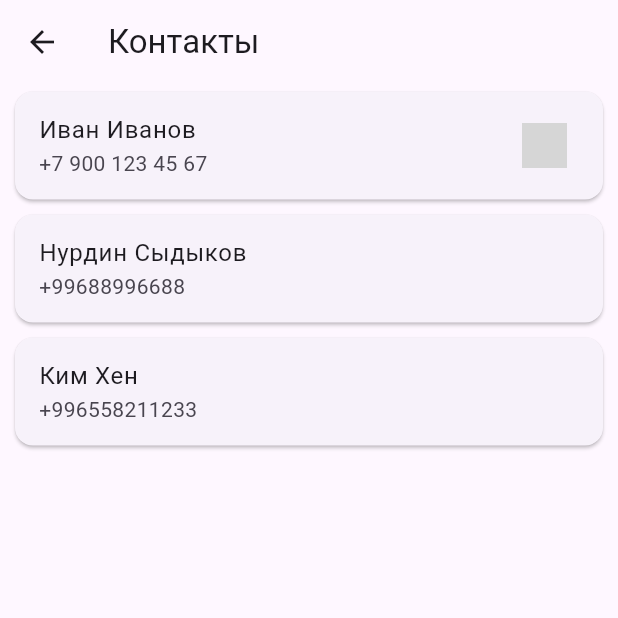
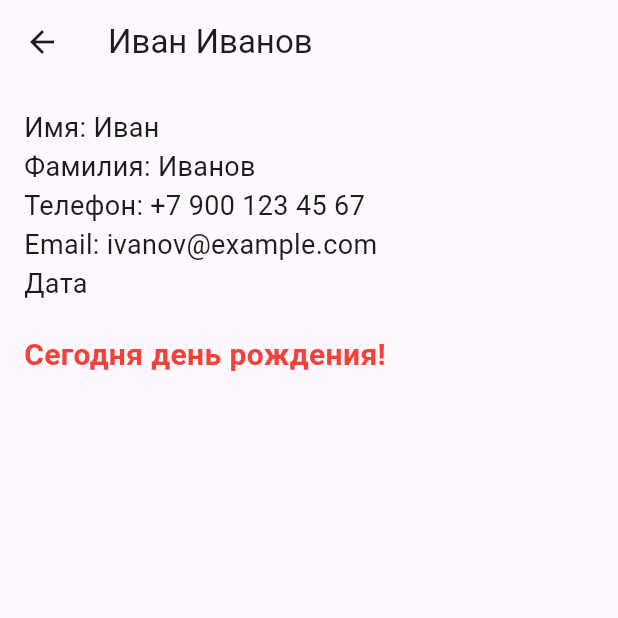
Before and after one commit to dokkaebi047/lab_flutter, a Flutter app: the ContactListScreen screen opened directly, after a tap on an icon or button, on a phone screen of 412 x 824 dp, the top half of it. Run offline on Flutter 3.47's test engine with Material 3 defaults, Android fonts, the phone set to English and light mode, and no system bars; grey boxes are pictures that could not be loaded.

```diff
--- /dev/null
+++ b/lib/screens/contact_details_screen.dart
@@ -0,0 +1,42 @@
+import 'package:flutter/material.dart';
+import '../models/contact.dart';
+
+class ContactDetailsScreen extends StatelessWidget {
+  final Contact contact;
+
+  const ContactDetailsScreen({super.key, required this.contact});
+
+  @override
+  Widget build(BuildContext context) {
+    return Scaffold(
+      appBar: AppBar(title: Text('${contact.firstName} ${contact.lastName}')),
+      body: Padding(
+        padding: const EdgeInsets.all(16.0),
+        child: Column(
+          crossAxisAlignment: CrossAxisAlignment.start,
+          children: [
+            Text('Имя: ${contact.firstName}',
+                style: const TextStyle(fontSize: 18)),
+            Text('Фамилия: ${contact.lastName}',
+                style: const TextStyle(fontSize: 18)),
+            Text('Телефон: ${contact.phone}',
+                style: const TextStyle(fontSize: 18)),
+            Text('Email: ${contact.email}',
+                style: const TextStyle(fontSize: 18)),
+            Text('Дата рождения: ${contact.birthday.toLocal()}'.split(' ')[0],
+                style: const TextStyle(fontSize: 18)),
+            const SizedBox(height: 20),
+            if (contact.isBirthdayToday())
+              const Text(
+                'Сегодня день рождения!',
+                style: TextStyle(
+                    fontSize: 20,
+                    fontWeight: FontWeight.bold,
+                    color: Colors.red),
+              ),
+          ],
+        ),
+      ),
+    );
+  }
+}
--- a/lib/widgets/contact_card.dart
+++ b/lib/widgets/contact_card.dart
@@ -1,5 +1,6 @@
 import 'package:flutter/material.dart';
 import '../models/contact.dart';
+import '../screens/contact_details_screen.dart';
 
 class ContactCard extends StatelessWidget {
   final Contact contact;
@@ -17,7 +18,12 @@ class ContactCard extends StatelessWidget {
             ? Image.asset('assets/images/birthday.png', width: 30, height: 30)
             : null,
         onTap: () {
-          // Следующий этап: открытие деталей контакта
+          Navigator.push(
+            context,
+            MaterialPageRoute(
+              builder: (context) => ContactDetailsScreen(contact: contact),
+            ),
+          );
         },
       ),
     );
```
Also changed, not shown: lib/screens/add_contact_screen.dart (added, +103 -0 lines), lib/screens/contact_list_screen.dart (+16 -0 lines), assets/images/birthday.png (added).
